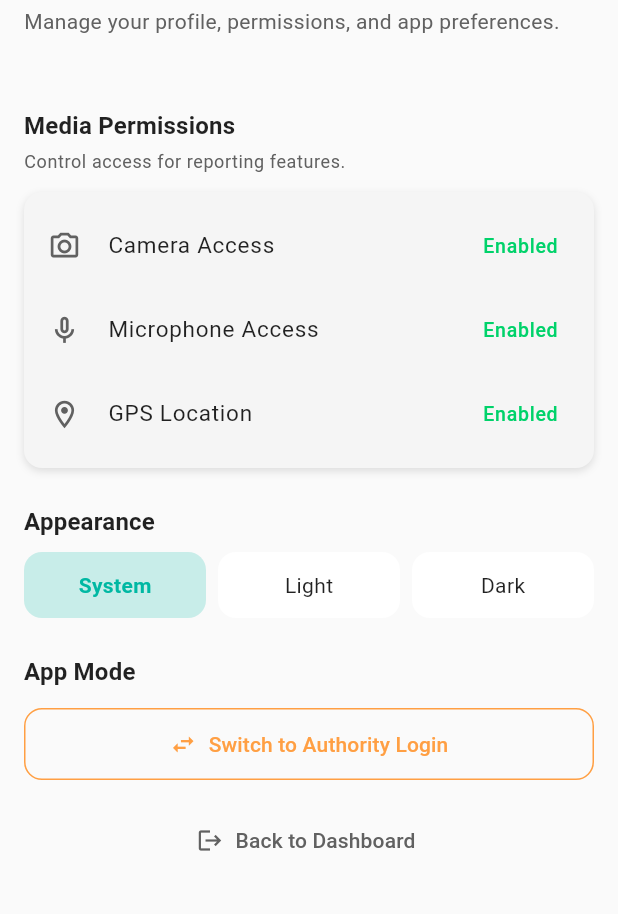
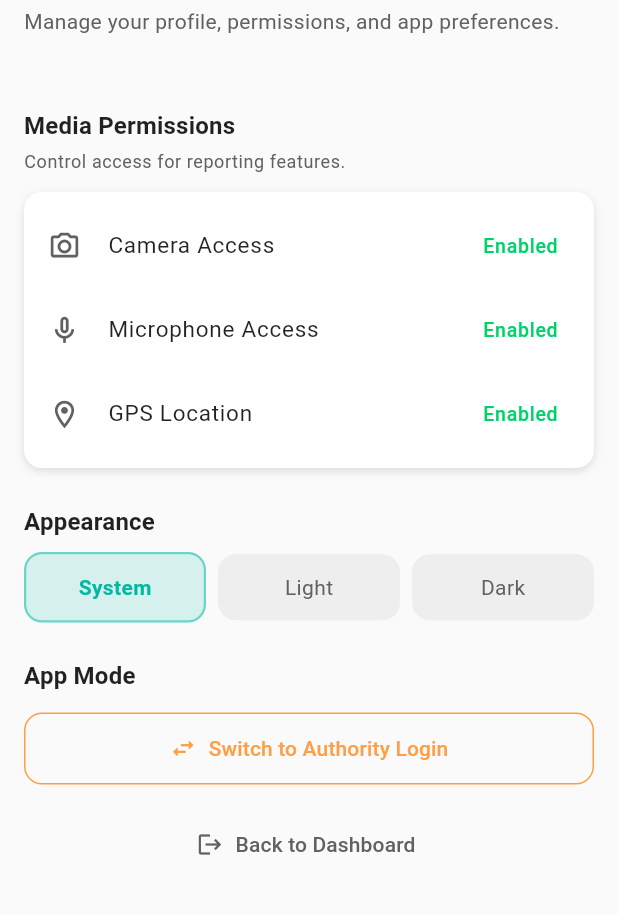
Before and after one commit to mirayanali5/CiviX, a Flutter app: the CitizenProfileScreen screen opened directly, on a phone screen of 412 x 824 dp, the part 156-1070 px from its top. Run offline on Flutter 3.47's test engine with Material 3 defaults, Android fonts, the phone set to English and light mode, and no system bars; our stand-ins replace dio, flutter_dotenv, geolocator, google_maps_flutter, image_picker, permission_handler and 2 more; missing offline and left inert: record; accounts and stored records are empty; network calls fail.

Commit message:
Push all local changes

```diff
--- a/frontend/lib/screens/citizen/citizen_dashboard_screen.dart
+++ b/frontend/lib/screens/citizen/citizen_dashboard_screen.dart
@@ -186,7 +186,7 @@ class _CitizenDashboardScreenState extends State<CitizenDashboardScreen> {
         crossAxisAlignment: CrossAxisAlignment.start,
         children: [
           Text(
-            'My Report Metrics',
+            'Complaint Overview',
             style: Theme.of(context).textTheme.titleSmall?.copyWith(
               color: isDark ? AppTheme.textSecondary : Colors.grey.shade700,
             ),
--- a/frontend/lib/screens/citizen/citizen_profile_screen.dart
+++ b/frontend/lib/screens/citizen/citizen_profile_screen.dart
@@ -103,7 +103,7 @@ class _CitizenProfileScreenState extends State<CitizenProfileScreen> {
                     Container(
                       padding: const EdgeInsets.all(16),
                       decoration: BoxDecoration(
-                        color: cardBg,
+                        color: isDark ? AppTheme.surfaceCard : Colors.white,
                         borderRadius: BorderRadius.circular(12),
                         boxShadow: isDark ? null : [BoxShadow(color: Colors.black12, blurRadius: 4, offset: const Offset(0, 2))],
                       ),
@@ -188,7 +188,7 @@ class _CitizenProfileScreenState extends State<CitizenProfileScreen> {
                   Container(
                     padding: const EdgeInsets.symmetric(vertical: 8),
                     decoration: BoxDecoration(
-                      color: cardBg,
+                      color: isDark ? AppTheme.surfaceCard : Colors.white,
                       borderRadius: BorderRadius.circular(12),
                       boxShadow: isDark ? null : [BoxShadow(color: Colors.black12, blurRadius: 4, offset: const Offset(0, 2))],
                     ),
@@ -421,21 +421,44 @@ class _ThemeChip extends StatelessWidget {
 
   @override
   Widget build(BuildContext context) {
+    final isDark = Theme.of(context).brightness == Brightness.dark;
     final primary = Theme.of(context).colorScheme.primary;
+
+    // Selected: use primary color with better visibility
+    // Unselected: use subtle background to distinguish from scaffold
+    final selectedBg = isDark
+        ? primary.withOpacity(0.3)
+        : primary.withOpacity(0.15);
+    final unselectedBg = isDark
+        ? AppTheme.surfaceCard
+        : Colors.grey.shade200;
+
     return Material(
-      color: isSelected ? primary.withOpacity(0.2) : Theme.of(context).cardColor,
+      color: isSelected ? selectedBg : unselectedBg,
       borderRadius: BorderRadius.circular(12),
       child: InkWell(
         onTap: onTap,
         borderRadius: BorderRadius.circular(12),
-        child: Padding(
+        child: Container(
           padding: const EdgeInsets.symmetric(vertical: 12),
+          decoration: isSelected
+              ? BoxDecoration(
+                  borderRadius: BorderRadius.circular(12),
+                  border: Border.all(
+                    color: primary.withOpacity(0.5),
+                    width: 1.5,
+                  ),
+                )
+              : null,
           child: Center(
             child: Text(
               label,
               style: TextStyle(
                 fontWeight: isSelected ? FontWeight.bold : FontWeight.normal,
-                color: isSelected ? primary : Theme.of(context).textTheme.bodyMedium?.color,
+                color: isSelected
+                    ? primary
+                    : (isDark ? AppTheme.textSecondary : Colors.grey.shade700),
+                fontSize: 14,
               ),
             ),
           ),
```
Also changed, not shown: frontend/lib/screens/authority/authority_profile_screen.dart (+25 -3 lines), frontend/lib/screens/citizen/complaint_details_screen.dart (+4 -3 lines), 1 other file.
